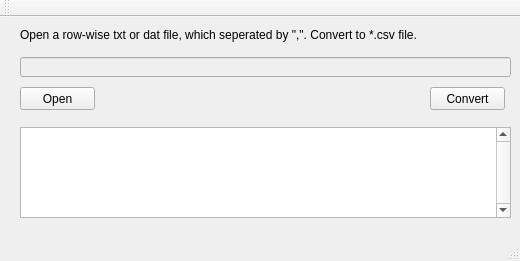
Old version of the form CSV_convertor/mainwindow.ui in the repository goluckyryan/nonLinearFit.
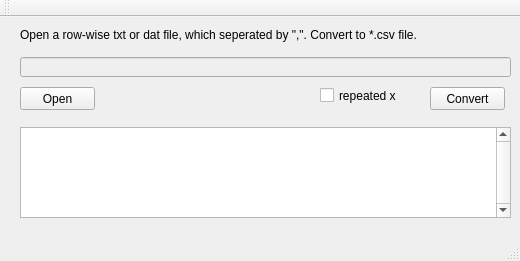
New version of the form.

Diff of the .ui file:
```diff
--- a/CSV_convertor/mainwindow.ui
+++ b/CSV_convertor/mainwindow.ui
@@ -85,6 +85,19 @@
      <string>Open a row-wise txt or dat file, which seperated by &quot;,&quot;. Convert to *.csv file.</string>
     </property>
    </widget>
+   <widget class="QCheckBox" name="checkBox">
+    <property name="geometry">
+     <rect>
+      <x>320</x>
+      <y>70</y>
+      <width>91</width>
+      <height>17</height>
+     </rect>
+    </property>
+    <property name="text">
+     <string>repeated x</string>
+    </property>
+   </widget>
   </widget>
   <widget class="QMenuBar" name="menuBar">
    <property name="geometry">
```
